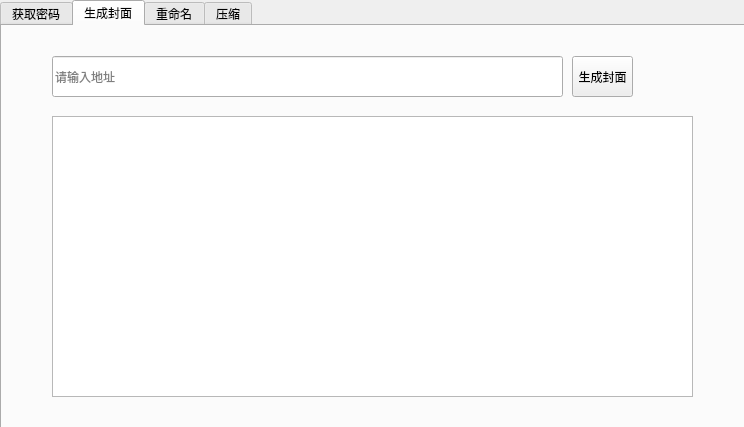
Old version of the form useful/kit/main.ui in the repository wo-woa/tools.
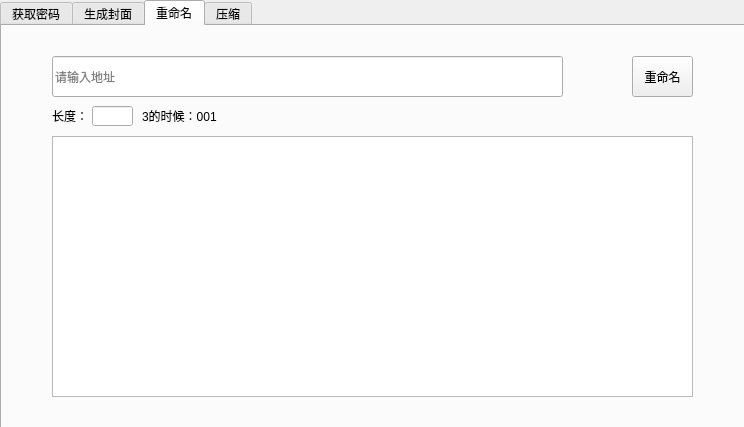
New version of the form. The open tabs and pages were chosen to show the change.

```diff
--- a/useful/kit/main.ui
+++ b/useful/kit/main.ui
@@ -89,7 +89,7 @@
     <attribute name="title">
      <string>生成封面</string>
     </attribute>
-    <widget class="QPlainTextEdit" name="widget1_content_2">
+    <widget class="QPlainTextEdit" name="widget2_content">
      <property name="geometry">
       <rect>
        <x>50</x>
@@ -99,7 +99,7 @@
       </rect>
      </property>
     </widget>
-    <widget class="QPushButton" name="widget1_getpassword_2">
+    <widget class="QPushButton" name="widget2_button_cover">
      <property name="geometry">
       <rect>
        <x>570</x>
@@ -166,12 +166,57 @@
      <property name="geometry">
       <rect>
        <x>50</x>
-       <y>90</y>
+       <y>110</y>
        <width>641</width>
-       <height>281</height>
+       <height>261</height>
       </rect>
      </property>
     </widget>
+    <widget class="QLineEdit" name="widget3_lineedit_length">
+     <property name="geometry">
+      <rect>
+       <x>90</x>
+       <y>80</y>
+       <width>41</width>
+       <height>20</height>
+      </rect>
+     </property>
+     <property name="dragEnabled">
+      <bool>false</bool>
+     </property>
+     <property name="readOnly">
+      <bool>false</bool>
+     </property>
+     <property name="placeholderText">
+      <string/>
+     </property>
+    </widget>
+    <widget class="QLabel" name="label_6">
+     <property name="geometry">
+      <rect>
+       <x>50</x>
+       <y>80</y>
+       <width>41</width>
+       <height>20</height>
+      </rect>
+     </property>
+     <property name="text">
+      <string>长度：</string>
+     </property>
+    </widget>
+    <widget class="QLabel" name="label_7">
+     <property name="geometry">
+      <rect>
+       <x>140</x>
+       <y>80</y>
+       <width>91</width>
+       <height>20</height>
+      </rect>
+     </property>
+     <property name="text">
+      <string>3的时候：001</string>
+     </property>
+    </widget>
    </widget>
    <widget class="QWidget" name="tab_4">
     <attribute name="title">
```
Left out of the diff: 31 changed lines with no effect on the pictures.
